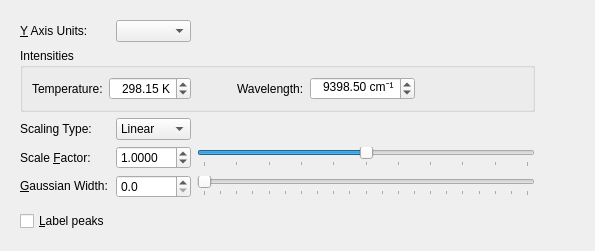
This is libavogadro/src/extensions/spectratab_ir_raman.ui in cryos/avogadro as Qt 5 draws it before an edit. The edited form follows.
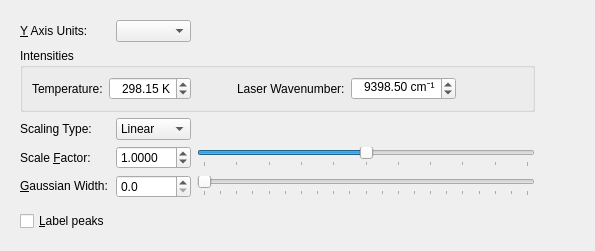
This is the edited form.

Diff of the .ui file:
```diff
--- a/libavogadro/src/extensions/spectratab_ir_raman.ui
+++ b/libavogadro/src/extensions/spectratab_ir_raman.ui
@@ -345,7 +345,7 @@
            <item>
             <widget class="QLabel" name="label_3">
              <property name="text">
-              <string>Wavelength:</string>
+              <string>Laser Wavenumber:</string>
              </property>
             </widget>
            </item>
```
